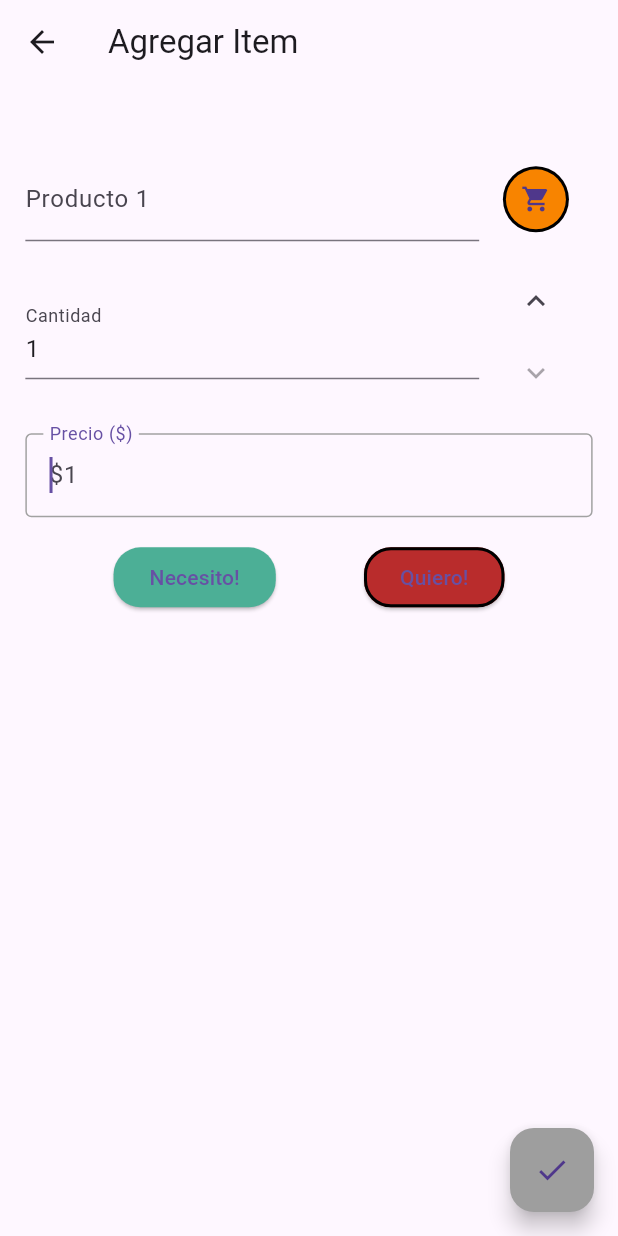
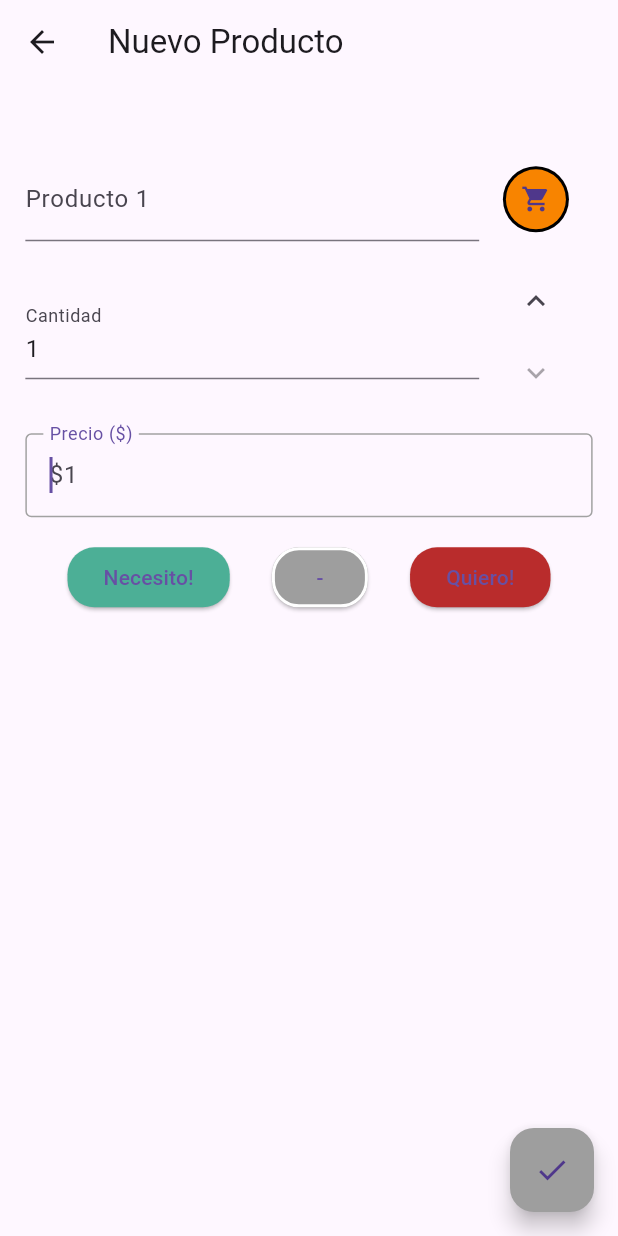
Before and after one commit to ferca9494/lista_flutter, a Flutter app: the ProductFormScreen screen opened by its route, on a phone screen of 412 x 824 dp. Run offline on Flutter 3.47's test engine with Material 3 defaults, Android fonts, the phone set to English and light mode, and no system bars; our stand-ins replace fl_chart, shared_preferences; accounts and stored records are empty.

Commit message:
feat: Enhance add cart animation and update product form with new features

```diff
--- a/lib/src/data/categorys.dart
+++ b/lib/src/data/categorys.dart
@@ -26,4 +26,8 @@ final List<Categoryy> categorias = [
       Icons.bakery_dining),
   Categoryy(11, "Otros", const Color.fromARGB(255, 120, 120, 120),
       Icons.category),
+  Categoryy(12, "Bebés", const Color.fromARGB(255, 255, 183, 197),
+      Icons.baby_changing_station),
+  Categoryy(13, "Salud Sexual", const Color.fromARGB(255, 244, 67, 54),
+      Icons.favorite),
 ];
--- a/lib/src/product_feature/product_form_screen.dart
+++ b/lib/src/product_feature/product_form_screen.dart
@@ -34,7 +34,7 @@ class _ProductFormScreen extends State<ProductFormScreen> {
 
   int id_item = 0;
   int id_categoria = 0;
-  bool necesidad = false;
+  bool? necesidad = null;
   bool showCategorias = false;
 
   List<Map<String, dynamic>> _productsCatalog = [];
@@ -124,7 +124,7 @@ class _ProductFormScreen extends State<ProductFormScreen> {
   Widget build(BuildContext context) {
     return Scaffold(
       appBar: AppBar(
-        title: const Text('Agregar Item'),
+        title: const Text('Nuevo Producto'),
       ),
       body: SingleChildScrollView(
         child: Padding(
@@ -290,7 +290,8 @@ class _ProductFormScreen extends State<ProductFormScreen> {
                   mainAxisAlignment: MainAxisAlignment.spaceEvenly,
                   children: [
                     ElevatedButton(
-                        style: btn(color: needColor, selected: necesidad),
+                        style:
+                            btn(color: needColor, selected: necesidad == true),
                         onPressed: () {
                           setState(() {
                             necesidad = true;
@@ -298,7 +299,17 @@ class _ProductFormScreen extends State<ProductFormScreen> {
                         },
                         child: const Text("Necesito!")),
                     ElevatedButton(
-                        style: btn(color: wantColor, selected: !necesidad),
+                        style: btn(
+                            color: Colors.grey, selected: necesidad == null),
+                        onPressed: () {
+                          setState(() {
+                            necesidad = null;
+                          });
+                        },
+                        child: const Text("-")),
+                    ElevatedButton(
+                        style:
+                            btn(color: wantColor, selected: necesidad == false),
                         onPressed: () {
                           setState(() {
                             necesidad = false;
@@ -311,12 +322,11 @@ class _ProductFormScreen extends State<ProductFormScreen> {
             )),
       ),
       floatingActionButton: FloatingActionButton(
-        onPressed: save,
-        tooltip: 'Agregar item',
-        backgroundColor:
-            precioController.text.isEmpty ? Colors.grey : Colors.greenAccent,
-        child: const Icon(Icons.check),
-      ),
+          onPressed: save,
+          tooltip: 'Agregar producto',
+          backgroundColor:
+              precioController.text.isEmpty ? Colors.grey : Colors.greenAccent,
+          child: const Icon(Icons.check)),
     );
   }
 }
--- a/lib/src/styles/buttons.dart
+++ b/lib/src/styles/buttons.dart
@@ -10,7 +10,8 @@ ButtonStyle btn({Color color = Colors.blue, bool selected = false}) =>
       backgroundColor: WidgetStateProperty.all<Color>(color),
       side: selected
           ? WidgetStateProperty.all<BorderSide>(
-              const BorderSide(color: Colors.black, width: 2),
+              const BorderSide(
+                  color: Color.fromARGB(255, 255, 255, 255), width: 2),
             )
           : null,
     );
--- a/pubspec.yaml
+++ b/pubspec.yaml
@@ -67,10 +67,8 @@ flutter:
   generate: true
 
   # To add assets to your application, add an assets section, like this:
-  #assets:
-  #  - assets/images/
-  #   - images/a_dot_burr.jpeg
-  #   - images/a_dot_ham.jpeg
+  assets:
+    - lib/src/data/products.json
 
   # An image asset can refer to one or more resolution-specific "variants", see
   # https://flutter.dev/assets-and-images/#resolution-aware
```
Also changed, not shown: lib/src/animations_screens/add_cart_anim.dart (+105 -26 lines).
